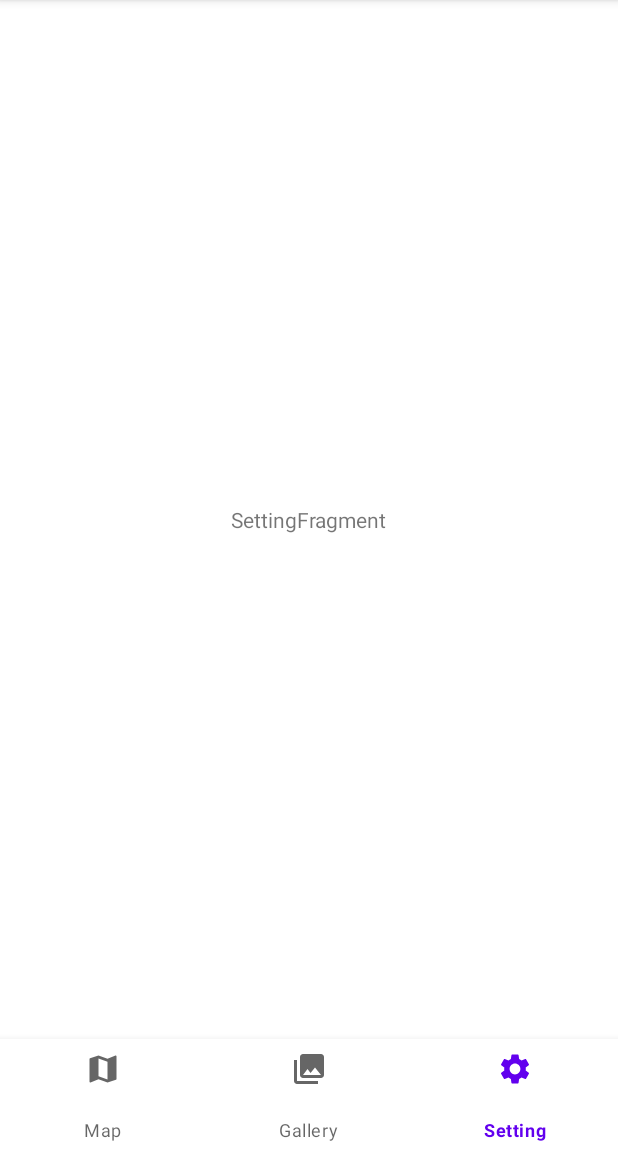
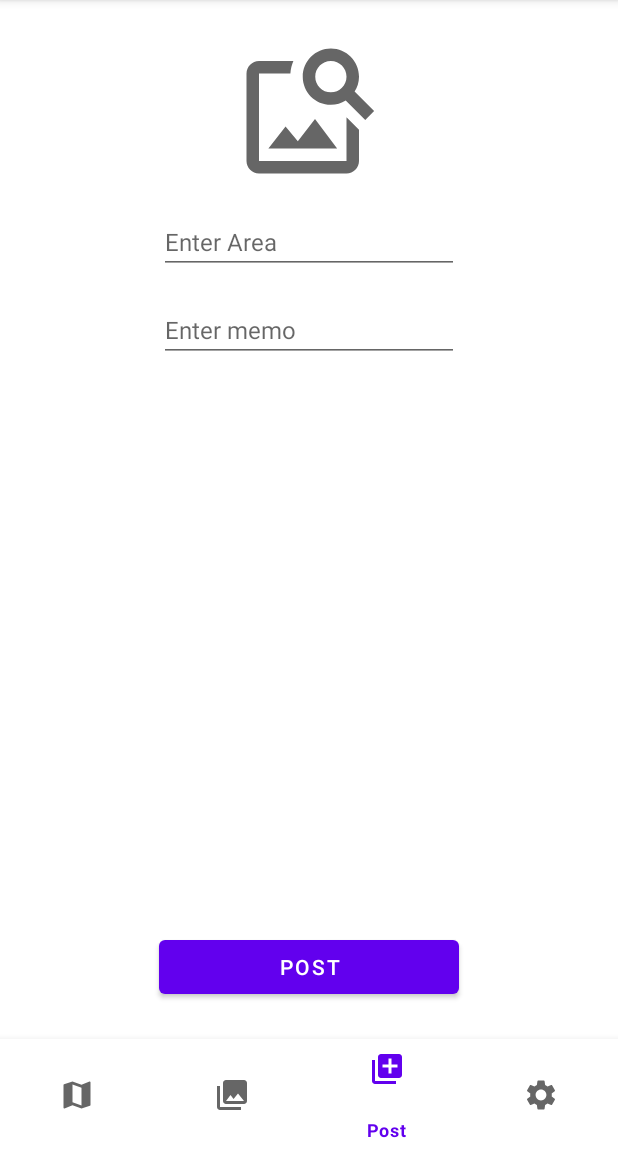
Before and after one commit to SnoopyKim/FootStamp, an Android app: the screen it shows after launch (MainActivity), item 3 of the bottom bar chosen, on a phone screen of 412 x 824 dp, the part 84-1236 px from its top. Run offline under Robolectric (Android 15) with nearby library versions, the phone set to English and light mode, and no system bars; our stand-ins replace Room's generated code.

Commit message:
갤러리에서 이미지 불러오기 (Activity Result API)

```diff
--- a/app/build.gradle
+++ b/app/build.gradle
@@ -55,4 +55,7 @@ dependencies {
     implementation("androidx.room:room-runtime:$room_version")
     kapt "androidx.room:room-compiler:$room_version"
     testImplementation "android.arch.persistence.room:testing:$room_version"
+
+    // for Coroutine
+    implementation("org.jetbrains.kotlinx:kotlinx-coroutines-android:1.3.9")
 }
--- a/app/src/main/AndroidManifest.xml
+++ b/app/src/main/AndroidManifest.xml
@@ -9,7 +9,7 @@
         android:roundIcon="@mipmap/ic_launcher_round"
         android:supportsRtl="true"
         android:theme="@style/Theme.FootStamp">
-        <activity android:name=".MainActivity">
+        <activity android:name=".activity.MainActivity">
             <intent-filter>
                 <action android:name="android.intent.action.MAIN" />
 
--- a/app/src/main/java/project/android/footstamp/activity/MainActivity.kt
+++ b/app/src/main/java/project/android/footstamp/activity/MainActivity.kt
@@ -1,16 +1,22 @@
-package project.android.footstamp
+package project.android.footstamp.activity
 
 import android.os.Bundle
 import android.widget.Toast
 import androidx.appcompat.app.AppCompatActivity
 import androidx.fragment.app.Fragment
+import project.android.footstamp.R
 import project.android.footstamp.databinding.ActivityMainBinding
+import project.android.footstamp.fragment.GalleryFragment
+import project.android.footstamp.fragment.MapFragment
+import project.android.footstamp.fragment.PostFragment
+import project.android.footstamp.fragment.SettingFragment
 
 class MainActivity : AppCompatActivity() {
     private lateinit var binding: ActivityMainBinding
 
     private lateinit var mapFragment: Fragment
     private lateinit var galleryFragment: Fragment
+    private lateinit var postFragment: Fragment
     private lateinit var settingFragment: Fragment
 
     override fun onCreate(savedInstanceState: Bundle?) {
@@ -20,6 +26,7 @@ class MainActivity : AppCompatActivity() {
 
         mapFragment = MapFragment();
         galleryFragment = GalleryFragment();
+        postFragment = PostFragment();
         settingFragment = SettingFragment();
         val transaction = supportFragmentManager.beginTransaction()
         transaction.add(R.id.fragment_container, mapFragment)
@@ -38,6 +45,7 @@ class MainActivity : AppCompatActivity() {
         val fragment = when(id) {
             R.id.map -> mapFragment
             R.id.gallery -> galleryFragment
+            R.id.post -> postFragment
             R.id.setting -> settingFragment
             else -> mapFragment
         }
--- a/app/src/main/java/project/android/footstamp/fragment/GalleryFragment.kt
+++ b/app/src/main/java/project/android/footstamp/fragment/GalleryFragment.kt
@@ -1,10 +1,11 @@
-package project.android.footstamp
+package project.android.footstamp.fragment
 
 import android.os.Bundle
 import android.view.LayoutInflater
 import android.view.View
 import android.view.ViewGroup
 import androidx.fragment.app.Fragment
+import project.android.footstamp.R
 
 class GalleryFragment : Fragment() {
 
--- a/app/src/main/java/project/android/footstamp/fragment/MapFragment.kt
+++ b/app/src/main/java/project/android/footstamp/fragment/MapFragment.kt
@@ -1,4 +1,4 @@
-package project.android.footstamp
+package project.android.footstamp.fragment
 
 import android.os.Bundle
 import android.view.LayoutInflater
@@ -6,6 +6,9 @@ import android.view.View
 import android.view.ViewGroup
 import androidx.fragment.app.Fragment
 import androidx.lifecycle.Observer
+import kotlinx.coroutines.CoroutineScope
+import kotlinx.coroutines.Dispatchers
+import kotlinx.coroutines.launch
 import project.android.footstamp.databinding.FragmentMapBinding
 import project.android.footstamp.viewmodel.StampViewModel
 
@@ -17,20 +20,25 @@ class MapFragment : Fragment() {
 
     override fun onCreate(savedInstanceState: Bundle?) {
         super.onCreate(savedInstanceState)
-
-        val stampViewModel = StampViewModel(requireActivity().application)
-        stampViewModel.getAll().observe(this, Observer { stamps ->
-            binding.textview.text = stamps.toString()
-        })
     }
 
     override fun onCreateView(
         inflater: LayoutInflater, container: ViewGroup?,
         savedInstanceState: Bundle?,
-    ): View? {
+    ): View {
         // Inflate the layout for this fragment
         _binding = FragmentMapBinding.inflate(inflater, container, false)
         return binding.root
+    }
+
+    override fun onViewCreated(view: View, savedInstanceState: Bundle?) {
+        super.onViewCreated(view, savedInstanceState)
+        val stampViewModel = StampViewModel(requireActivity().application)
+        CoroutineScope(Dispatchers.Main).launch {
+            stampViewModel.getAll().observe(viewLifecycleOwner, Observer { stamps ->
+                binding.textview.text = stamps.toString()
+            })
+        }
     }
 
     override fun onDestroyView() {
--- a/app/src/main/java/project/android/footstamp/fragment/PostFragment.kt
+++ b/app/src/main/java/project/android/footstamp/fragment/PostFragment.kt
@@ -1,33 +1,115 @@
-package project.android.footstamp
+package project.android.footstamp.fragment
 
+import android.content.Intent
+import android.os.Build
 import android.os.Bundle
 import android.view.LayoutInflater
 import android.view.View
 import android.view.ViewGroup
+import androidx.activity.result.ActivityResult
+import androidx.activity.result.contract.ActivityResultContracts
 import androidx.fragment.app.Fragment
+import androidx.lifecycle.Observer
+import kotlinx.coroutines.CoroutineScope
+import kotlinx.coroutines.Dispatchers
+import kotlinx.coroutines.launch
+import project.android.footstamp.R
+import project.android.footstamp.databinding.FragmentPostBinding
+import project.android.footstamp.model.Stamp
+import project.android.footstamp.viewmodel.StampViewModel
+import java.text.SimpleDateFormat
+import java.time.LocalDate
+import java.util.*
 
 class PostFragment : Fragment() {
-    // TODO: Rename and change types of parameters
-    private var param1: String? = null
-    private var param2: String? = null
+    private var _binding: FragmentPostBinding? = null
+    private val binding get() = _binding!!
+
+    private val pickImage = registerForActivityResult(ActivityResultContracts.StartActivityForResult()) { result: ActivityResult ->
+        val uri = result.data?.data
+        if (uri != null) {
+            imageBuffer = context?.contentResolver?.openInputStream(uri)?.buffered()?.use { it.readBytes() }!!
+            binding.ivImageSearch.setImageURI(uri)
+        }
+    }
+
+    private lateinit var stampViewModel: StampViewModel
+    private var postCount: Int = 0
+    private var imageBuffer: ByteArray = ByteArray(0)
 
     override fun onCreate(savedInstanceState: Bundle?) {
         super.onCreate(savedInstanceState)
+
+
+
+        stampViewModel = StampViewModel(requireActivity().application)
+        CoroutineScope(Dispatchers.Main).launch {
+            stampViewModel.getAll().observe(viewLifecycleOwner, Observer { stamps -> postCount = stamps.size })
+        }
     }
 
     override fun onCreateView(
         inflater: LayoutInflater, container: ViewGroup?,
         savedInstanceState: Bundle?,
-    ): View? {
-        // Inflate the layout for this fragment
-        return inflater.inflate(R.layout.fragment_post, container, false)
+    ): View {
+        _binding = FragmentPostBinding.inflate(inflater, container, false)
+        return binding.root
     }
 
+    override fun onViewCreated(view: View, savedInstanceState: Bundle?) {
+        super.onViewCreated(view, savedInstanceState)
+        with(binding) {
+            ivImageSearch.setOnClickListener{
+                val intent = Intent(Intent.ACTION_PICK)
+                intent.type = "image/*"
+                pickImage.launch(intent)
+            }
+            btnPost.setOnClickListener {
+                val area = etArea.text.toString(); val memo = etMemo.text.toString()
+                val date = if (Build.VERSION.SDK_INT >= Build.VERSION_CODES.O) LocalDate.now().toString() else SimpleDateFormat("yyyy-MM-dd", Locale.KOREA).format(
+                    Date())
+
+                val data = Stamp(
+                    id = "$area-$date-$postCount",
+                    area,
+                    date,
+                    imageBuffer,
+                    memo
+                )
+                CoroutineScope(Dispatchers.IO).launch {
+                    stampViewModel.insert(data)
+                }
+                ivImageSearch.setImageResource(R.drawable.ic_image_search)
+                etArea.text.clear()
+                etMemo.text.clear()
+            }
+        }
+    }
+
+    override fun onDestroyView() {
+        super.onDestroyView()
+        _binding = null
+    }
+
+
+
+//    override fun onActivityResult(requestCode: Int, resultCode: Int, data: Intent) {
+//        if (requestCode == Companion.REQUEST_IMAGE_OPEN && resultCode == Activity.RESULT_OK) {
+//            val fullPhotoUri: Uri = data.data
+//            // Do work with full size photo saved at fullPhotoUri
+//            ...
+//        }
+//    }
+
     companion object {
+//        const val REQUEST_IMAGE_OPEN = 1
+
         @JvmStatic
         fun newInstance(param1: String, param2: String) =
             PostFragment().apply {
 
             }
+
+
     }
 }
--- a/app/src/main/java/project/android/footstamp/fragment/SettingFragment.kt
+++ b/app/src/main/java/project/android/footstamp/fragment/SettingFragment.kt
@@ -1,10 +1,11 @@
-package project.android.footstamp
+package project.android.footstamp.fragment
 
 import android.os.Bundle
 import android.view.LayoutInflater
 import android.view.View
 import android.view.ViewGroup
 import androidx.fragment.app.Fragment
+import project.android.footstamp.R
 
 
 class SettingFragment : Fragment() {
--- a/app/src/main/java/project/android/footstamp/model/AppDatabase.kt
+++ b/app/src/main/java/project/android/footstamp/model/AppDatabase.kt
@@ -6,7 +6,7 @@ import androidx.room.Room
 import androidx.room.RoomDatabase
 import androidx.room.TypeConverters
 
-@Database(entities = [Stamp::class], version = 1)
+@Database(entities = [Stamp::class], version = 2)
 @TypeConverters(Converters::class)
 abstract class AppDatabase : RoomDatabase() {
     abstract fun stampDao(): StampDao
--- a/app/src/main/java/project/android/footstamp/model/Stamp.kt
+++ b/app/src/main/java/project/android/footstamp/model/Stamp.kt
@@ -3,14 +3,13 @@ package project.android.footstamp.model
 import androidx.room.ColumnInfo
 import androidx.room.Entity
 import androidx.room.PrimaryKey
-import java.util.*
 
 @Entity(tableName = "stamps")
 data class Stamp(
     @PrimaryKey val id: String,
 
     var area: String,
-    var date: Date,
+    var date: String,
 
     @ColumnInfo(typeAffinity = ColumnInfo.BLOB)
     var image: ByteArray,
--- a/app/src/main/java/project/android/footstamp/viewmodel/StampViewModel.kt
+++ b/app/src/main/java/project/android/footstamp/viewmodel/StampViewModel.kt
@@ -7,22 +7,22 @@ import project.android.footstamp.model.AppDatabase
 import project.android.footstamp.model.Stamp
 
 class StampViewModel(application: Application) : AndroidViewModel(application){
-    private val db = AppDatabase.getInstance(application)
+    private val db = AppDatabase.getInstance(application)!!
 
     fun getAll(): LiveData<List<Stamp>> {
-        return db!!.stampDao().getAll()
+        return db.stampDao().getAll()
     }
 
     fun insert(stamp: Stamp) {
-        db!!.stampDao().insert(stamp)
+        db.stampDao().insert(stamp)
     }
 
     fun insertAll(vararg stamps: Stamp) {
-        db!!.stampDao().insertAll(*stamps)
+        db.stampDao().insertAll(*stamps)
     }
 
     fun delete(stamp: Stamp) {
-        db!!.stampDao().delete(stamp)
+        db.stampDao().delete(stamp)
     }
 
 }
--- a/app/src/main/res/layout/activity_main.xml
+++ b/app/src/main/res/layout/activity_main.xml
@@ -4,7 +4,7 @@
     xmlns:tools="http://schemas.android.com/tools"
     android:layout_width="match_parent"
     android:layout_height="match_parent"
-    tools:context=".MainActivity">
+    tools:context=".activity.MainActivity">
 
     <FrameLayout
         android:id="@+id/fragment_container"
--- a/app/src/main/res/layout/fragment_gallery.xml
+++ b/app/src/main/res/layout/fragment_gallery.xml
@@ -4,7 +4,7 @@
     android:layout_width="match_parent"
     android:layout_height="match_parent"
     xmlns:app="http://schemas.android.com/apk/res-auto"
-    tools:context=".MapFragment">
+    tools:context=".fragment.MapFragment">
 
     <!-- TODO: Update blank fragment layout -->
     <TextView
--- a/app/src/main/res/layout/fragment_map.xml
+++ b/app/src/main/res/layout/fragment_map.xml
@@ -4,7 +4,7 @@
     android:layout_width="match_parent"
     android:layout_height="match_parent"
     xmlns:app="http://schemas.android.com/apk/res-auto"
-    tools:context=".MapFragment">
+    tools:context=".fragment.MapFragment">
 
     <!-- TODO: Update blank fragment layout -->
     <TextView
--- a/app/src/main/res/layout/fragment_post.xml
+++ b/app/src/main/res/layout/fragment_post.xml
@@ -1,14 +1,52 @@
 <?xml version="1.0" encoding="utf-8"?>
-<FrameLayout xmlns:android="http://schemas.android.com/apk/res/android"
+<androidx.constraintlayout.widget.ConstraintLayout xmlns:android="http://schemas.android.com/apk/res/android"
+    xmlns:app="http://schemas.android.com/apk/res-auto"
     xmlns:tools="http://schemas.android.com/tools"
     android:layout_width="match_parent"
     android:layout_height="match_parent"
-    tools:context=".PostFragment">
+    tools:context=".fragment.PostFragment">
 
-    <!-- TODO: Update blank fragment layout -->
-    <TextView
-        android:layout_width="match_parent"
-        android:layout_height="match_parent"
-        android:text="@string/hello_blank_fragment" />
+    <ImageView
+        android:id="@+id/iv_image_search"
+        android:layout_width="100dp"
+        android:layout_height="100dp"
+        android:layout_marginTop="24dp"
+        android:contentDescription="Search Image"
+        android:src="@drawable/ic_image_search"
+        app:layout_constraintEnd_toEndOf="parent"
+        app:layout_constraintStart_toStartOf="parent"
+        app:layout_constraintTop_toTopOf="parent" />
 
-</FrameLayout>
+    <EditText
+        android:id="@+id/et_area"
+        android:layout_width="200dp"
+        android:layout_height="wrap_content"
+        android:layout_marginTop="16dp"
+        android:hint="Enter Area"
+        android:textSize="16sp"
+        app:layout_constraintEnd_toEndOf="parent"
+        app:layout_constraintStart_toStartOf="parent"
+        app:layout_constraintTop_toBottomOf="@+id/iv_image_search" />
+
+    <EditText
+        android:id="@+id/et_memo"
+        android:layout_width="200dp"
+        android:layout_height="wrap_content"
+        android:layout_marginTop="16dp"
+        android:hint="Enter memo"
+        android:textSize="16sp"
+        app:layout_constraintEnd_toEndOf="parent"
+        app:layout_constraintStart_toStartOf="parent"
+        app:layout_constraintTop_toBottomOf="@+id/et_area" />
+
+    <Button
+        android:id="@+id/btn_post"
+        android:layout_width="200dp"
+        android:layout_height="wrap_content"
+        android:text="POST"
+        android:layout_marginBottom="24dp"
+        app:layout_constraintBottom_toBottomOf="parent"
+        app:layout_constraintEnd_toEndOf="parent"
+        app:layout_constraintStart_toStartOf="parent" />
+
+</androidx.constraintlayout.widget.ConstraintLayout>
--- a/app/src/main/res/layout/fragment_setting.xml
+++ b/app/src/main/res/layout/fragment_setting.xml
@@ -4,7 +4,7 @@
     android:layout_width="match_parent"
     android:layout_height="match_parent"
     xmlns:app="http://schemas.android.com/apk/res-auto"
-    tools:context=".MapFragment">
+    tools:context=".fragment.MapFragment">
 
     <!-- TODO: Update blank fragment layout -->
     <TextView
--- a/app/src/main/res/menu/bottom_nav_menu.xml
+++ b/app/src/main/res/menu/bottom_nav_menu.xml
@@ -11,6 +11,10 @@
         android:title="@string/gallery"
         android:icon="@drawable/ic_collections"/>
     <item
+        android:id="@+id/post"
+        android:title="@string/post"
+        android:icon="@drawable/ic_post"/>
+    <item
         android:id="@+id/setting"
         android:title="@string/setting"
         android:icon="@drawable/ic_settings"/>
--- a/app/src/main/res/values/strings.xml
+++ b/app/src/main/res/values/strings.xml
@@ -5,4 +5,5 @@
     <string name="map">Map</string>
     <string name="gallery">Gallery</string>
     <string name="setting">Setting</string>
+    <string name="post">Post</string>
 </resources>
--- a/build.gradle
+++ b/build.gradle
@@ -1,6 +1,6 @@
 // Top-level build file where you can add configuration options common to all sub-projects/modules.
 buildscript {
-    ext.kotlin_version = "1.4.32"
+    ext.kotlin_version = "1.5.30"
     repositories {
         google()
         mavenCentral()
```
